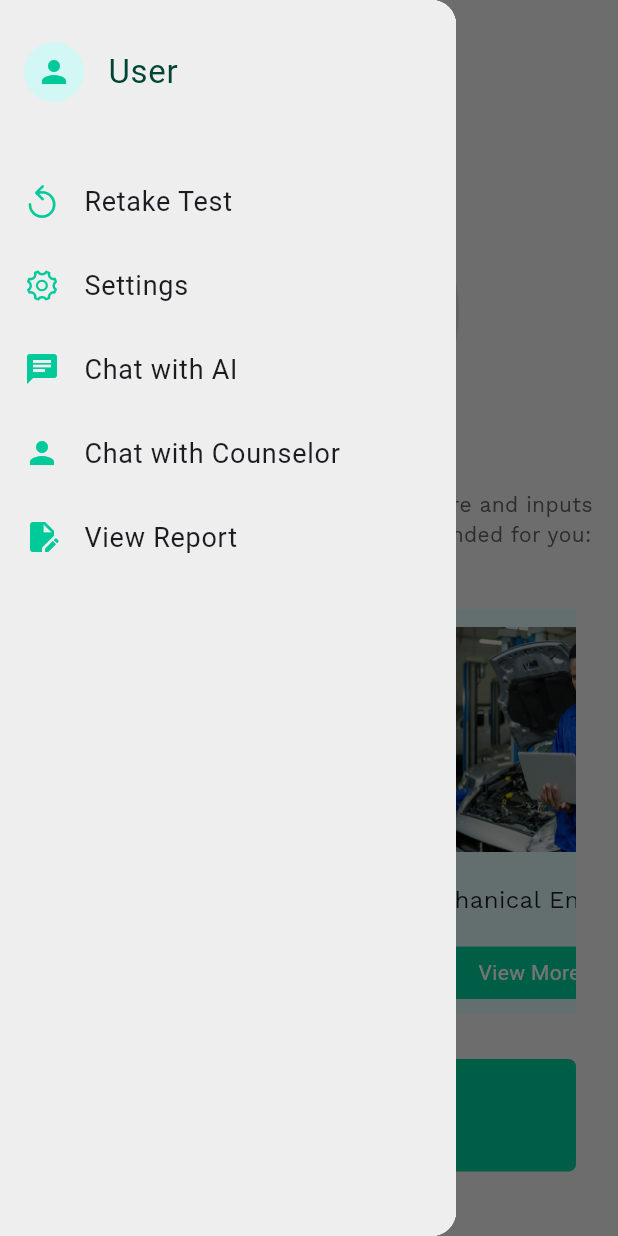
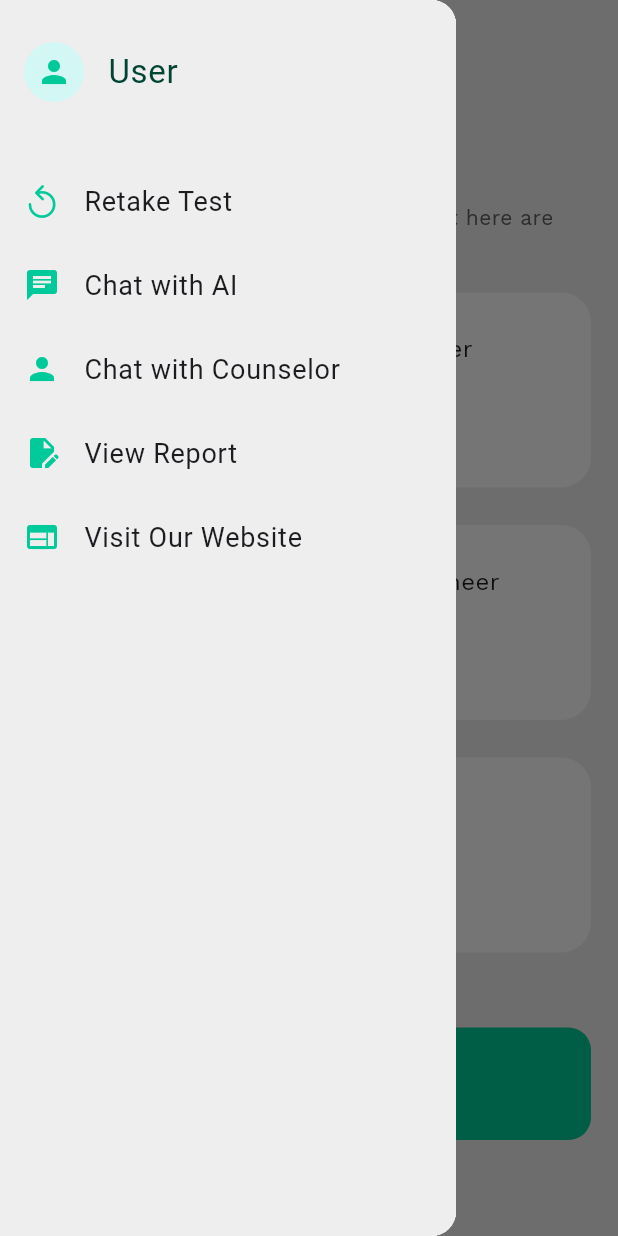
Before and after one commit to eDemy-SIH/eDemy-App, a Flutter app: the HomePage screen opened by its route, with the side drawer open, on a phone screen of 412 x 824 dp. Run offline on Flutter 3.47's test engine with Material 3 defaults, Android fonts, the light colour scheme and no system bars; drawn by our look-alikes of pie_chart; our stand-ins replace cloud_firestore, firebase_auth, firebase_core, hive, hive_flutter, pdf and 3 more; accounts and stored records are empty; network calls fail.

Commit message:
ui changes

```diff
--- a/lib/pages/home.dart
+++ b/lib/pages/home.dart
@@ -60,26 +60,6 @@ class _HomePageState extends State<HomePage> {
     _getPrediction();
   }
 
-  Future<void> _sendDataToServer() async {
-    final String apiUrl = 'http://192.168.0.107:8080'; // Update with your server details
-    final Map<String, dynamic> data = {'numbers': array};
-
-    final response = await http.post(
-      Uri.parse(apiUrl),
-      headers: <String, String>{
-        'Content-Type': 'application/json; charset=UTF-8',
-      },
-      body: jsonEncode(data),
-    );
-
-    if (response.statusCode == 200) {
-      final Map<String, dynamic> responseData = jsonDecode(response.body);
-      print('Server response: ${responseData['prediction']}');
-      // Handle the response as needed
-    } else {
-      print('Failed to send data. Status code: ${response.statusCode}');
-    }
-  }
 
   final colorList = <Color>[
     Colors.greenAccent,
@@ -139,85 +119,107 @@ class _HomePageState extends State<HomePage> {
           child: Padding(
             padding: const EdgeInsets.all(8.0),
             child: Column(
+              crossAxisAlignment: CrossAxisAlignment.start,
               children: [
 
-                GestureDetector(
-                   onTap: () {
-                    _getPrediction();
-                   },
-                  child: Center(
+              //   GestureDetector(
+              //      onTap: () {
+              //       _getPrediction();
+              //      },
+              //     child: Center(
+              //       child: Text(
+              //         "Your Aptitude Score",
+              //         style:TextStyle(
+              //           fontSize: 18,
+              //           fontFamily: 'FontMain'
+              //         )
+
+              //       )
+              //     ),
+              //   ),
+
+              //   SizedBox(height: 20,),
+
+              //   PieChart(
+              //     chartRadius: 180,
+              //     centerText:  "$score/$total",
+              //     initialAngleInDegree: 270,
+              //     centerTextStyle: TextStyle(
+              //       fontSize: 28,
+              //       color: Colors.black
+              //     ),
+              //     dataMap: dataMap,
+              //     chartType: ChartType.ring,
+              //     baseChartColor: Color.fromARGB(255, 54, 61, 50).withOpacity(0.15),
+              //     colorList: colorList,
+              //     legendOptions: LegendOptions(
+              //       showLegends: false
+              //     ),
+
+              //     chartValuesOptions:  ChartValuesOptions(
+              //       showChartValuesInPercentage: true,
+              //       chartValueStyle: TextStyle(
+              //         fontSize: 10,
+              //         color: Colors.black
+              //       ),
+              //       chartValueBackgroundColor: context.canvasColor
+              //     ),
+              //     totalValue: total.toDouble(),
+              // ),
+
+
+              //  SizedBox(height: 20,),
+              SizedBox(height: 10,),
+              Padding(
+                padding: const EdgeInsets.symmetric(horizontal:10.0),
                 child: Text(
-                      "Your Aptitude Score",
-                      style:TextStyle(
-                        fontSize: 18,
-                        fontFamily: 'FontMain'
-                      )
+                  "eDemy",
+                  style:
+                  TextStyle(
+                    fontSize: 36,color:context.cardColor,
+                    fontFamily: 'FontMain',fontWeight:
+                    FontWeight.bold,
+                    shadows: [
+                      Shadow(
+                        color: Color.fromARGB(98, 0, 0, 0),      // Choose the color of the shadow
+                        blurRadius: 2.0,          // Adjust the blur radius for the shadow effect
+                        offset: Offset(2.0, 2.0), // Set the horizontal and vertical offset for the shadow
+                      ),
+                    ],
+                    ),
 
-                    )
                 ),
               ),
 
-                SizedBox(height: 20,),
+              SizedBox(height: 10,),
 
-                PieChart(
-                  chartRadius: 180,
-                  centerText:  "$score/$total",
-                  initialAngleInDegree: 270,
-                  centerTextStyle: TextStyle(
-                    fontSize: 28,
-                    color: Colors.black
-                  ),
-                  dataMap: dataMap,
-                  chartType: ChartType.ring,
-                  baseChartColor: Color.fromARGB(255, 54, 61, 50).withOpacity(0.15),
-                  colorList: colorList,
-                  legendOptions: LegendOptions(
-                    showLegends: false
-                  ),
-
-                  chartValuesOptions:  ChartValuesOptions(
-                    showChartValuesInPercentage: true,
-                    chartValueStyle: TextStyle(
-                      fontSize: 10,
-                      color: Colors.black
-                    ),
-                    chartValueBackgroundColor: context.canvasColor
-                  ),
-                  totalValue: total.toDouble(),
-              ),
-
-
-               SizedBox(height: 20,),
-
-
-
-              Center(
+              Padding(
+                padding: const EdgeInsets.symmetric(horizontal:10.0),
                 child: Text(
-                  "Based on the character assessment score and inputs provided here are some careers recomended for you: $_prediction",
+                  "Based on the character assessment test here are some careers recomended for you: $_prediction",
                   style:
                   TextStyle(fontSize: 14,color: Colors.grey[700], fontFamily: 'FontMain'),
-                  textAlign: TextAlign.center,
                 ),
               ),
 
               SizedBox(height: 20,),
 
               Padding(
-                  padding: const EdgeInsets.symmetric(horizontal: 20),
+                padding: const EdgeInsets.symmetric(horizontal: 10),
 
                   child: Column(
                     crossAxisAlignment: CrossAxisAlignment.start,
                     children: [
                       SingleChildScrollView(
-                          scrollDirection: Axis.horizontal,
-                          child: Row(
+
+                        child: Column(
 
                           mainAxisAlignment: MainAxisAlignment.spaceBetween,
                           children: [
                             CareerCard(text: "Software Engineer",col_index: 0,imagePath: "assets/images/graphics-designer-real-min.jpg",),
-                              SizedBox(width: 25,),
+                            SizedBox(height: 25,),
                             CareerCard(text: "Mechanical Engineer",col_index: 1,imagePath: "assets/images/Mechanical-Engineer-Real-min.jpg",),
-                              SizedBox(width: 25,),
+                            SizedBox(height: 25,),
                             CareerCard(text: "Civil Engineer",col_index: 2,imagePath: "assets/images/Civil-Engineer-Real-min.jpg",),
                           ],
                         ),
@@ -226,19 +228,21 @@ class _HomePageState extends State<HomePage> {
                   ),
               ),
 
-                SizedBox(height: 10,),
+              SizedBox(height: 30,),
 
               GestureDetector(
                 onTap: () => {
                       Navigator.pushNamed(context, '/discover')
                   },
                 child: Padding(
-                    padding: const EdgeInsets.only(left: 20, right: 20, top: 20,bottom: 10),
+                  padding: const EdgeInsets.only(left: 10, right: 10, top: 20,bottom: 10),
+                  child: Align(
+                    alignment: Alignment.bottomCenter,
                     child: Container(
                       height: 75,
                       width: double.infinity,
                       decoration: BoxDecoration(
-                        borderRadius: BorderRadius.circular(5),
+                        borderRadius: BorderRadius.circular(15),
                         color: context.cardColor
                       ),
                       child: const Row(
@@ -276,6 +280,7 @@ class _HomePageState extends State<HomePage> {
                     ),
                   ),
                 ),
+              ),
 
 
 
--- a/lib/pages/user_report.dart
+++ b/lib/pages/user_report.dart
@@ -65,7 +65,7 @@ class _UserReportState extends State<UserReport> {
   Widget build(BuildContext context) {
     return Scaffold(
 
-
+      backgroundColor: context.canvasColor,
       appBar: AppBar(
 
         ),
--- a/lib/widgets/career_cards.dart
+++ b/lib/widgets/career_cards.dart
@@ -1,4 +1,5 @@
 import 'package:flutter/material.dart';
+import 'package:sih_app/pages/career_details.dart';
 import 'package:velocity_x/velocity_x.dart';
 
 // ignore: must_be_immutable
@@ -16,44 +17,53 @@ class CareerCard extends StatelessWidget {
   @override
   Widget build(BuildContext context) {
     return Container(
-      padding: EdgeInsets.only(left: 12,right: 12,top: 12),
-      height: 270,
-      width: 200,
+      padding: EdgeInsets.only(left: 20,right: 20,top: 20,bottom: 20),
+
       decoration: BoxDecoration(
-        color: Color.fromRGBO(215, 243, 242, 1),
-        borderRadius: BorderRadius.circular(12)
+        color: context.theme.splashColor,
+        borderRadius: BorderRadius.circular(20)
       ),
 
 
-        child: Column(
-          crossAxisAlignment: CrossAxisAlignment.start,
+        child: Row(
+          mainAxisAlignment: MainAxisAlignment.start,
           children: [
             ClipRRect(
 
-              borderRadius: BorderRadius.circular(12),
+              borderRadius: BorderRadius.circular(20),
               child: Image.asset(
                 fit: BoxFit.fill,
                 imagePath,
-                width: 200,
-                height: 150,
+                width: 90,
+                height: 90,
                 color: Color.fromARGB(59, 68, 60, 60),
                 colorBlendMode: BlendMode.darken,
               ),
             ),
 
-            SizedBox(height: 20,),
-            Center(
-              child: Text(
+            SizedBox(width: 40,),
+            Column(
+              crossAxisAlignment: CrossAxisAlignment.start,
+                children: [
+                  Text(
                     text,
                     style: TextStyle(fontSize: 16, fontFamily: 'FontMain'),
                   ),
+                  SizedBox(height: 20,),
+                  GestureDetector(
+                    onTap: () {
+                      Navigator.push(
+                        context,
+                        MaterialPageRoute(
+                          builder: (context) => CareerPage(careerId: 'cse'),
                         ),
-            SizedBox(height: 20,),
-            Container(
+                      );
+                    },
+                    child: Container(
                       height: 35,
-              width: 200,
+                      width: 120,
                       decoration: BoxDecoration(
-                borderRadius: BorderRadius.circular(3),
+                        borderRadius: BorderRadius.circular(6),
                         color: context.cardColor
                       ),
                       child: Center(
@@ -65,7 +75,11 @@ class CareerCard extends StatelessWidget {
                           ),
                         ),
                       ),
+                    ),
                   )
+                ],
+            ),
+
 
           ],
         ),
--- a/lib/widgets/drawer.dart
+++ b/lib/widgets/drawer.dart
@@ -125,21 +125,6 @@ class _AppDrawerState extends State<AppDrawer> {
             ),
             ListTile(
               onTap: () async {
-              },
-              //5th Title
-              leading: Icon(
-                CupertinoIcons.gear,
-                color: context.cardColor,
-
-              ),
-              title: Text(
-                "Settings",
-                style:
-                    TextStyle( fontSize: 18),
-              ),
-            ),
-            ListTile(
-              onTap: () async {
                 Navigator.pushNamed(context, '/aichat');
               },
               //5th Title
@@ -188,6 +173,24 @@ class _AppDrawerState extends State<AppDrawer> {
                 style:
                     TextStyle( fontSize: 18),
               ),
+            ),
+
+
+            ListTile(
+              onTap: () async {
+                // Navigator.pushNamed(context, '/report');
+              },
+              //5th Title
+              leading: Icon(
+                Icons.web,
+                color: context.cardColor,
+
+              ),
+              title: Text(
+                "Visit Our Website",
+                style:
+                    TextStyle( fontSize: 18),
+              ),
 
             ),
 
```
Lines whose indentation alone changed are shown as unchanged.
